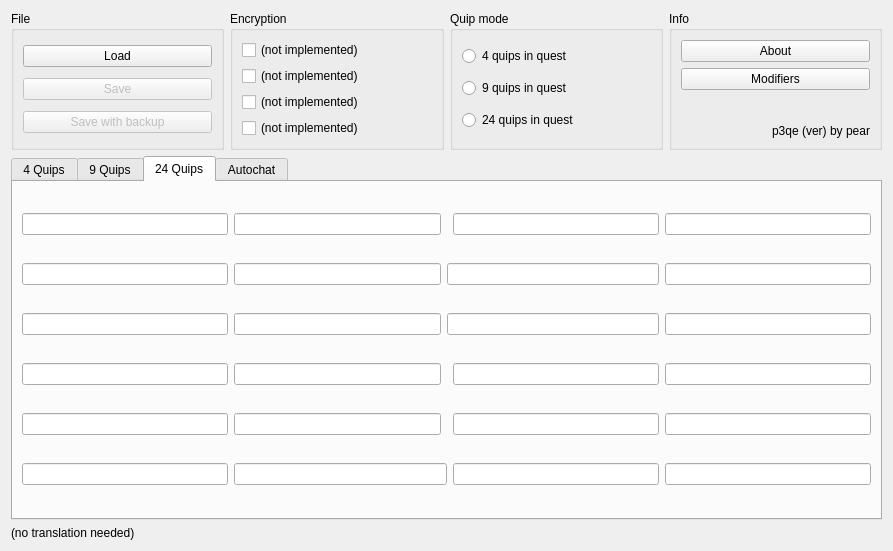
Above: src/ui/mainwidget.ui from Maritsu/patapon-quip-editor before the change. Below: the same form after it.
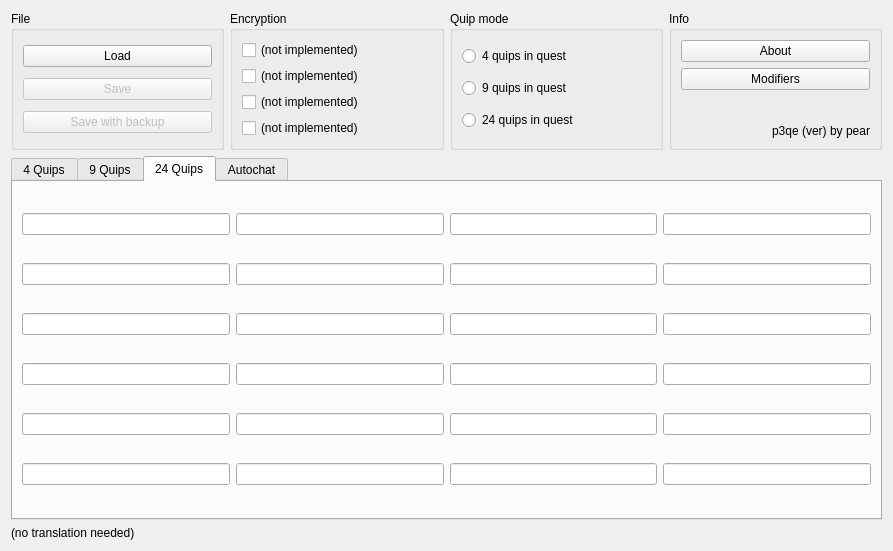
That is the form after the change. The open tabs and pages were chosen to show the change.

Commit message: [ui] change misaligned textboxes in main widget

Diff of the .ui file:
```diff
--- a/src/ui/mainwidget.ui
+++ b/src/ui/mainwidget.ui
@@ -314,55 +314,6 @@
        <string>24 Quips</string>
       </attribute>
       <layout class="QGridLayout" name="gridLayout_5">
-       <item row="0" column="0">
-        <widget class="QLineEdit" name="t24q1Line">
-         <property name="readOnly">
-          <bool>true</bool>
-         </property>
-        </widget>
-       </item>
-       <item row="0" column="1">
-        <widget class="QLineEdit" name="t24q7Line">
-         <property name="readOnly">
-          <bool>true</bool>
-         </property>
-        </widget>
-       </item>
-       <item row="0" column="3">
-        <widget class="QLineEdit" name="t24q13Line">
-         <property name="readOnly">
-          <bool>true</bool>
-         </property>
-        </widget>
-       </item>
-       <item row="0" column="4">
-        <widget class="QLineEdit" name="t24q19Line">
-         <property name="readOnly">
-          <bool>true</bool>
-         </property>
-        </widget>
-       </item>
-       <item row="1" column="0">
-        <widget class="QLineEdit" name="t24q2Line">
-         <property name="readOnly">
-          <bool>true</bool>
-         </property>
-        </widget>
-       </item>
-       <item row="1" column="1">
-        <widget class="QLineEdit" name="t24q8Line">
-         <property name="readOnly">
-          <bool>true</bool>
-         </property>
-        </widget>
-       </item>
-       <item row="1" column="2" colspan="2">
-        <widget class="QLineEdit" name="t24q14Line">
-         <property name="readOnly">
-          <bool>true</bool>
-         </property>
-        </widget>
-       </item>
        <item row="1" column="4">
         <widget class="QLineEdit" name="t24q20Line">
          <property name="readOnly">
@@ -370,114 +321,163 @@
          </property>
         </widget>
        </item>
-       <item row="2" column="0">
-        <widget class="QLineEdit" name="t24q3Line">
+       <item row="0" column="4">
+        <widget class="QLineEdit" name="t24q19Line">
          <property name="readOnly">
           <bool>true</bool>
          </property>
         </widget>
        </item>
-       <item row="2" column="1">
-        <widget class="QLineEdit" name="t24q9Line">
-         <property name="readOnly">
-          <bool>true</bool>
-         </property>
-        </widget>
-       </item>
-       <item row="2" column="2" colspan="2">
-        <widget class="QLineEdit" name="t24q15Line"/>
-       </item>
-       <item row="2" column="4">
+       <item row="3" column="4">
         <widget class="QLineEdit" name="t24q21Line">
          <property name="readOnly">
           <bool>true</bool>
          </property>
         </widget>
        </item>
-       <item row="3" column="0">
-        <widget class="QLineEdit" name="t24q4Line">
-         <property name="readOnly">
-          <bool>true</bool>
-         </property>
-        </widget>
-       </item>
-       <item row="3" column="1">
+       <item row="5" column="1">
         <widget class="QLineEdit" name="t24q10Line">
          <property name="readOnly">
           <bool>true</bool>
          </property>
         </widget>
        </item>
-       <item row="3" column="3">
+       <item row="1" column="1">
+        <widget class="QLineEdit" name="t24q8Line">
+         <property name="readOnly">
+          <bool>true</bool>
+         </property>
+        </widget>
+       </item>
+       <item row="5" column="0">
+        <widget class="QLineEdit" name="t24q4Line">
+         <property name="readOnly">
+          <bool>true</bool>
+         </property>
+        </widget>
+       </item>
+       <item row="1" column="0">
+        <widget class="QLineEdit" name="t24q2Line">
+         <property name="readOnly">
+          <bool>true</bool>
+         </property>
+        </widget>
+       </item>
+       <item row="5" column="3">
         <widget class="QLineEdit" name="t24q16Line">
          <property name="readOnly">
           <bool>true</bool>
          </property>
         </widget>
        </item>
-       <item row="3" column="4">
+       <item row="8" column="0">
+        <widget class="QLineEdit" name="t24q6Line">
+         <property name="readOnly">
+          <bool>true</bool>
+         </property>
+        </widget>
+       </item>
+       <item row="7" column="3">
+        <widget class="QLineEdit" name="t24q17Line">
+         <property name="readOnly">
+          <bool>true</bool>
+         </property>
+        </widget>
+       </item>
+       <item row="3" column="1">
+        <widget class="QLineEdit" name="t24q9Line">
+         <property name="readOnly">
+          <bool>true</bool>
+         </property>
+        </widget>
+       </item>
+       <item row="0" column="1">
+        <widget class="QLineEdit" name="t24q7Line">
+         <property name="readOnly">
+          <bool>true</bool>
+         </property>
+        </widget>
+       </item>
+       <item row="3" column="0">
+        <widget class="QLineEdit" name="t24q3Line">
+         <property name="readOnly">
+          <bool>true</bool>
+         </property>
+        </widget>
+       </item>
+       <item row="5" column="4">
         <widget class="QLineEdit" name="t24q22Line">
          <property name="readOnly">
           <bool>true</bool>
          </property>
         </widget>
        </item>
-       <item row="4" column="0">
-        <widget class="QLineEdit" name="t24q5Line">
+       <item row="8" column="3">
+        <widget class="QLineEdit" name="t24q18Line">
          <property name="readOnly">
           <bool>true</bool>
          </property>
         </widget>
        </item>
-       <item row="4" column="1">
+       <item row="7" column="1">
         <widget class="QLineEdit" name="t24q11Line">
          <property name="readOnly">
           <bool>true</bool>
          </property>
         </widget>
        </item>
-       <item row="4" column="3">
-        <widget class="QLineEdit" name="t24q17Line">
+       <item row="7" column="0">
+        <widget class="QLineEdit" name="t24q5Line">
          <property name="readOnly">
           <bool>true</bool>
          </property>
         </widget>
        </item>
-       <item row="4" column="4">
+       <item row="8" column="4">
+        <widget class="QLineEdit" name="t24q24Line">
+         <property name="readOnly">
+          <bool>true</bool>
+         </property>
+        </widget>
+       </item>
+       <item row="7" column="4">
         <widget class="QLineEdit" name="t24q23Line">
          <property name="readOnly">
           <bool>true</bool>
          </property>
         </widget>
        </item>
-       <item row="5" column="0">
-        <widget class="QLineEdit" name="t24q6Line">
+       <item row="0" column="3">
+        <widget class="QLineEdit" name="t24q13Line">
          <property name="readOnly">
           <bool>true</bool>
          </property>
         </widget>
        </item>
-       <item row="5" column="1" colspan="2">
+       <item row="0" column="0">
+        <widget class="QLineEdit" name="t24q1Line">
+         <property name="readOnly">
+          <bool>true</bool>
+         </property>
+        </widget>
+       </item>
+       <item row="1" column="3">
+        <widget class="QLineEdit" name="t24q14Line">
+         <property name="readOnly">
+          <bool>true</bool>
+         </property>
+        </widget>
+       </item>
+       <item row="3" column="3">
+        <widget class="QLineEdit" name="t24q15Line"/>
+       </item>
+       <item row="8" column="1">
         <widget class="QLineEdit" name="t24q12Line">
          <property name="readOnly">
           <bool>true</bool>
          </property>
         </widget>
        </item>
-       <item row="5" column="3">
-        <widget class="QLineEdit" name="t24q18Line">
-         <property name="readOnly">
-          <bool>true</bool>
-         </property>
-        </widget>
-       </item>
-       <item row="5" column="4">
-        <widget class="QLineEdit" name="t24q24Line">
-         <property name="readOnly">
-          <bool>true</bool>
-         </property>
-        </widget>
-       </item>
       </layout>
      </widget>
      <widget class="QWidget" name="autochatTab">
```
Left out of the diff: 2 changed lines with no effect on the pictures.
